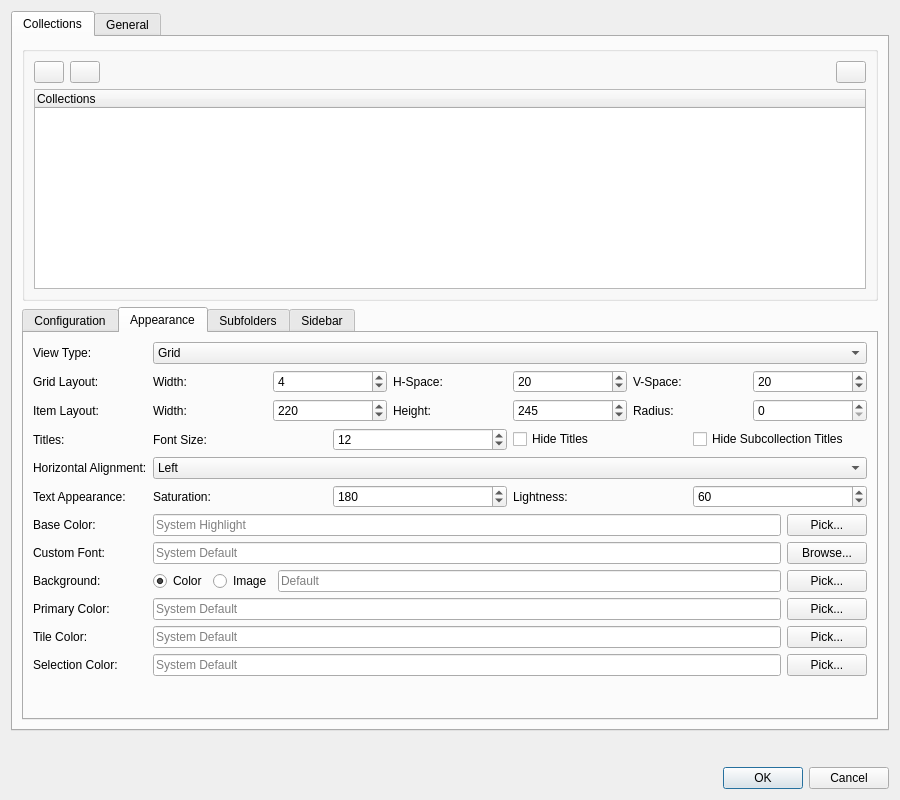
EtherAura/Kartend, file src/ui/dialogs/settingsdialog.ui: the form before one commit.
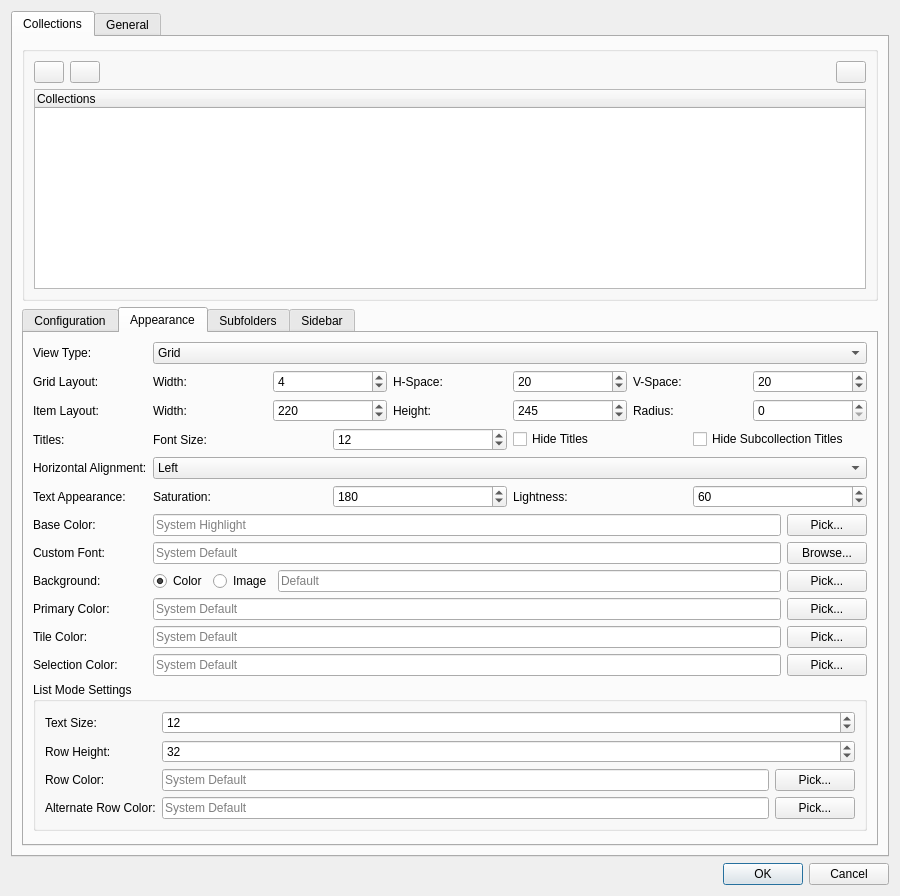
The form after the commit. The open tabs and pages were chosen to show the change. Icons and pictures are not drawn.

Patch:
```diff
--- a/src/ui/dialogs/settingsdialog.ui
+++ b/src/ui/dialogs/settingsdialog.ui
@@ -743,6 +743,91 @@
              </item>
             </layout>
            </item>
+           <item>
+            <widget class="QGroupBox" name="listModeGroupBox">
+             <property name="title">
+              <string>List Mode Settings</string>
+             </property>
+             <layout class="QFormLayout" name="listModeFormLayout">
+              <item row="0" column="0">
+               <widget class="QLabel" name="label_listFontSize">
+                <property name="text">
+                 <string>Text Size:</string>
+                </property>
+               </widget>
+              </item>
+              <item row="0" column="1">
+               <widget class="QSpinBox" name="listFontSizeSpinBox">
+                <property name="toolTip"><string>Font size for list view text (6-48 pt)</string></property>
+                <property name="minimum"><number>6</number></property>
+                <property name="maximum"><number>48</number></property>
+                <property name="value"><number>12</number></property>
+               </widget>
+              </item>
+              <item row="1" column="0">
+               <widget class="QLabel" name="label_listRowHeight">
+                <property name="text">
+                 <string>Row Height:</string>
+                </property>
+               </widget>
+              </item>
+              <item row="1" column="1">
+               <widget class="QSpinBox" name="listRowHeightSpinBox">
+                <property name="toolTip"><string>Height of each row in list view (20-100 px)</string></property>
+                <property name="minimum"><number>20</number></property>
+                <property name="maximum"><number>100</number></property>
+                <property name="value"><number>32</number></property>
+               </widget>
+              </item>
+              <item row="2" column="0">
+               <widget class="QLabel" name="label_listRowColor">
+                <property name="text">
+                 <string>Row Color:</string>
+                </property>
+               </widget>
+              </item>
+              <item row="2" column="1">
+               <layout class="QHBoxLayout" name="listRowColorLayout">
+                <item>
+                 <widget class="QLineEdit" name="listRowColorEdit">
+                  <property name="toolTip"><string>Primary row background color (hex format like #FF5500)</string></property>
+                  <property name="placeholderText"><string>System Default</string></property>
+                 </widget>
+                </item>
+                <item>
+                 <widget class="QPushButton" name="browseListRowColorButton">
+                  <property name="text"><string>Pick...</string></property>
+                  <property name="toolTip"><string>Select row color</string></property>
+                 </widget>
+                </item>
+               </layout>
+              </item>
+              <item row="3" column="0">
+               <widget class="QLabel" name="label_listAltRowColor">
+                <property name="text">
+                 <string>Alternate Row Color:</string>
+                </property>
+               </widget>
+              </item>
+              <item row="3" column="1">
+               <layout class="QHBoxLayout" name="listAltRowColorLayout">
+                <item>
+                 <widget class="QLineEdit" name="listAltRowColorEdit">
+                  <property name="toolTip"><string>Alternate row background color (hex format like #FF5500)</string></property>
+                  <property name="placeholderText"><string>System Default</string></property>
+                 </widget>
+                </item>
+                <item>
+                 <widget class="QPushButton" name="browseListAltRowColorButton">
+                  <property name="text"><string>Pick...</string></property>
+                  <property name="toolTip"><string>Select alternate row color</string></property>
+                 </widget>
+                </item>
+               </layout>
+              </item>
+             </layout>
+            </widget>
+           </item>
            <item>
             <spacer name="appearanceVerticalSpacer">
              <property name="orientation">
```
Left out of the diff: 60 changed lines with no effect on the pictures.
